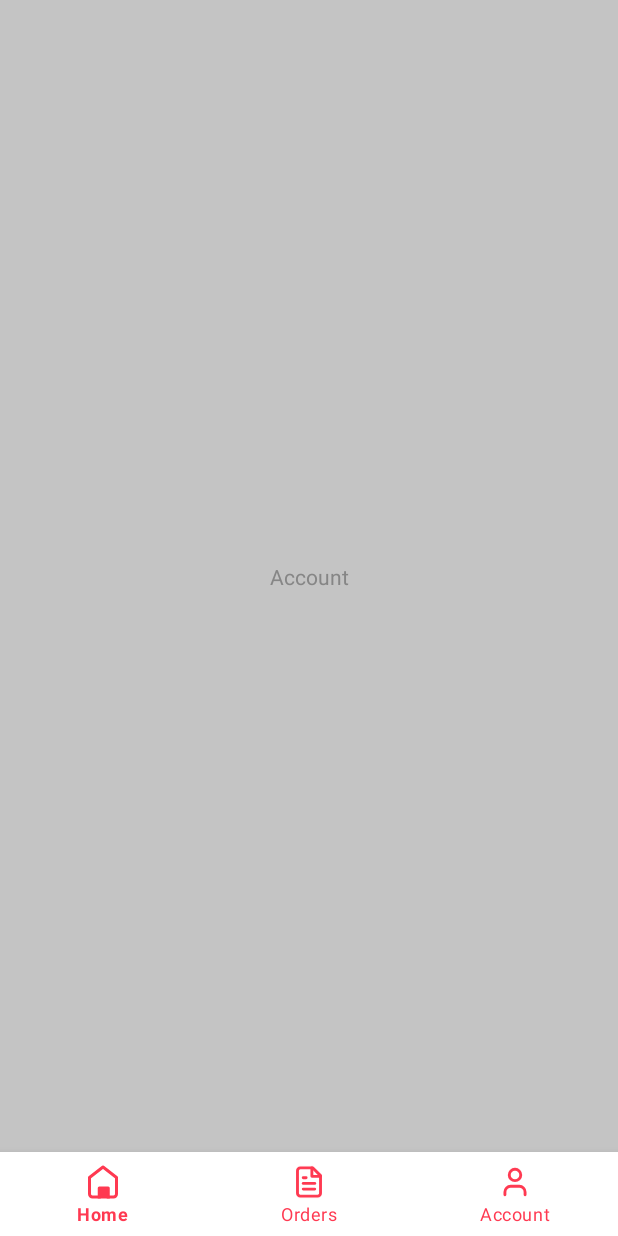
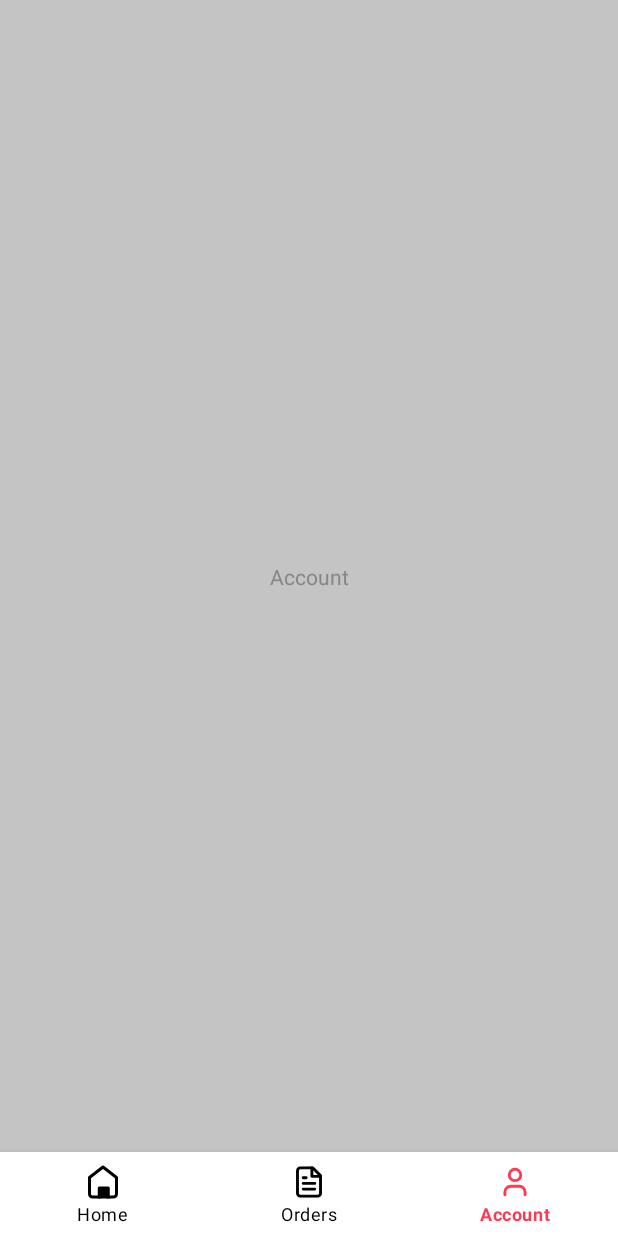
Before and after one commit to kariuki-joseph/farm2door, an Android app: the AccountActivity screen opened directly, with no data from a screen before it, item 3 of the bottom bar chosen, on a phone screen of 412 x 824 dp. Run offline under Robolectric (Android 15) with nearby library versions, the phone set to English and light mode, and no system bars.

Commit message:
fix: update selected item in bottom navbar

```diff
--- a/app/src/main/java/com/example/farm2door/BaseActivity.java
+++ b/app/src/main/java/com/example/farm2door/BaseActivity.java
@@ -11,6 +11,7 @@
 import com.example.farm2door.fragments.AccountFragment;
 import com.example.farm2door.fragments.HomeFragment;
 import com.example.farm2door.fragments.OrdersFragment;
+import com.google.android.material.bottomnavigation.BottomNavigationView;
 import com.google.android.material.navigation.NavigationBarView;
 
 public abstract class BaseActivity extends AppCompatActivity {
@@ -30,18 +31,25 @@
             Fragment selectedFragment = null;
             int itemId = item.getItemId();
 
+            int selectedIndex = 0;
+
             if (itemId == R.id.home_tab) {
                 selectedFragment = new HomeFragment();
             } else if (itemId == R.id.orders_tab) {
                 selectedFragment = new OrdersFragment();
+                selectedIndex = 1;
             } else if (itemId == R.id.account_tab) {
                 selectedFragment = new AccountFragment();
+                selectedIndex = 2;
             }
 
             getSupportFragmentManager().beginTransaction()
                     .replace(R.id.fragment_container, selectedFragment)
                     .commit();
 
+            // update selected tab item
+            binding.bottomNavigationView.getMenu().getItem(selectedIndex).setChecked(true);
+
             return false;
         });
 
--- /dev/null
+++ b/app/src/main/res/color/bottom_navigation_color.xml
@@ -0,0 +1,6 @@
+<?xml version="1.0" encoding="utf-8"?>
+<selector xmlns:android="http://schemas.android.com/apk/res/android">
+    <!-- Bottom Navigation Bar Color - sets color of active and inactive menu items -->
+    <item android:color="@color/color_primary" android:state_checked="true" />
+    <item android:color="@color/black" android:state_checked="false" />
+</selector>
--- a/app/src/main/res/layout/activity_base.xml
+++ b/app/src/main/res/layout/activity_base.xml
@@ -21,8 +21,8 @@
         android:layout_height="wrap_content"
         android:id="@+id/bottomNavigationView"
         android:background="@color/white"
-        app:itemIconTint="@color/color_primary"
-        app:itemTextColor="@color/color_primary"
+        app:itemIconTint="@color/bottom_navigation_color"
+        app:itemTextColor="@color/bottom_navigation_color"
         app:labelVisibilityMode="labeled"
         app:layout_constraintBottom_toBottomOf="parent"
         app:layout_constraintEnd_toEndOf="parent"
```
